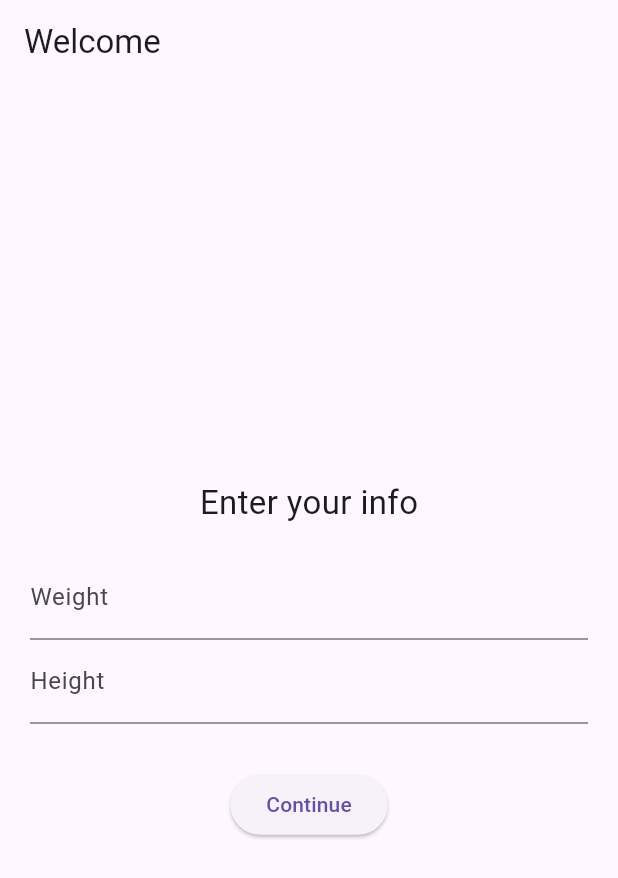
After one commit to Mussa19/aurafit-ai, a Flutter app: the SetupScreen screen opened directly, on a phone screen of 412 x 824 dp. The commit adds this screen. Shown: the top 878 px of the screen. Run offline on Flutter 3.47's test engine with Material 3 defaults, Android fonts, the phone set to English and light mode, and no system bars; our stand-ins replace google_generative_ai; statements that could not run were skipped.

Commit message:
Setupscreen

```diff
--- a/lib/main.dart
+++ b/lib/main.dart
@@ -1,5 +1,5 @@
 import 'package:flutter/material.dart';
-import 'screens/home_screen.dart';
+import 'screens/setup_screen.dart';
 
 void main() {
   runApp(const AuraFitApp());
@@ -16,7 +16,7 @@ class AuraFitApp extends StatelessWidget {
       theme: ThemeData(
         primarySwatch: Colors.blue,
       ),
-      home: const HomeScreen(),
+      home: const SetupScreen(),
     );
   }
 }
--- /dev/null
+++ b/lib/services/setup_screen.dart
@@ -0,0 +1,47 @@
+import 'package:flutter/material.dart';
+import 'camera_screen.dart';
+
+class SetupScreen extends StatelessWidget {
+  const SetupScreen({super.key});
+
+  @override
+  Widget build(BuildContext context) {
+    return Scaffold(
+      appBar: AppBar(title: const Text("Welcome")),
+      body: Padding(
+        padding: const EdgeInsets.all(20),
+        child: Column(
+          mainAxisAlignment: MainAxisAlignment.center,
+          children: [
+            const Text(
+              "Enter your info",
+              style: TextStyle(fontSize: 22),
+            ),
+            const SizedBox(height: 20),
+
+            TextField(
+              decoration: InputDecoration(labelText: "Weight"),
+            ),
+            TextField(
+              decoration: InputDecoration(labelText: "Height"),
+            ),
+
+            const SizedBox(height: 30),
+
+            ElevatedButton(
+              onPressed: () {
+                Navigator.push(
+                  context,
+                  MaterialPageRoute(
+                    builder: (_) => const CameraScreen(),
+                  ),
+                );
+              },
+              child: const Text("Continue"),
+            )
+          ],
+        ),
+      ),
+    );
+  }
+}
```
Also changed, not shown: pubspec.yaml (+3 -71 lines), pubspec.lock.
